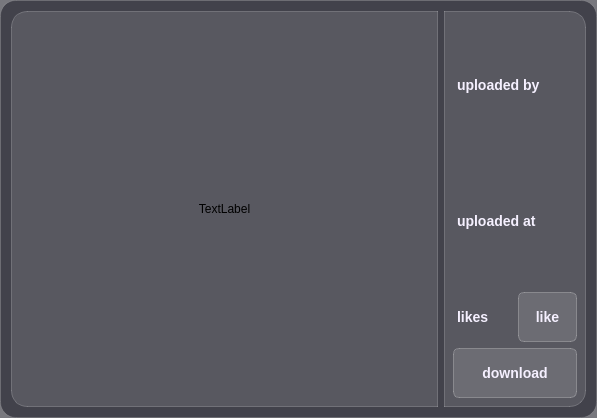
Qt form python_application/gui/ui_files/img_magnified_view.ui (MohammadIbraheem71/Image_filter_applicator) before a commit.
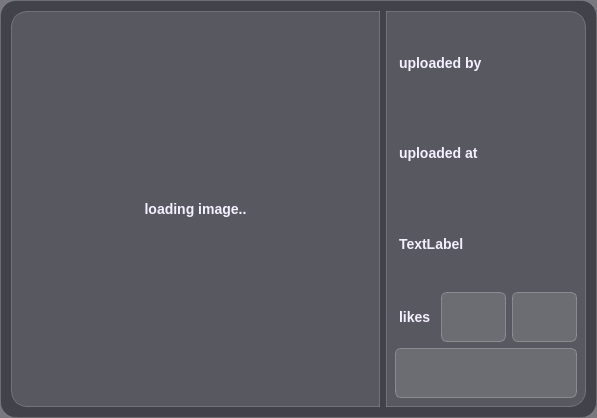
The same form after that commit. Icons and pictures are not drawn.

```diff
--- a/python_application/gui/ui_files/img_magnified_view.ui
+++ b/python_application/gui/ui_files/img_magnified_view.ui
@@ -75,9 +75,7 @@
 /* -----------------------------------------
    INFO LABELS
 ----------------------------------------- */
-QLabel#uploaded_by_lbl,
-QLabel#uploaded_at_lbl,
-QLabel#like_counter_lbl {
+QLabel {
     color: #F5F0FF;
     font-weight: 500;
     font-size: 14px;
@@ -87,7 +85,7 @@
 /* -----------------------------------------
    LIKE BUTTON
 ----------------------------------------- */
-QPushButton#like_btn {
+QPushButton {
     background-color: rgba(255, 255, 255, 0.12);
     color: #F5F0FF;
     border: 1px solid rgba(255, 255, 255, 0.25);
@@ -105,20 +103,6 @@
     box-shadow: 0 6px 16px rgba(180, 150, 220, 0.4);
 }
 
-/* -----------------------------------------
-   DOWNLOAD BUTTON
------------------------------------------ */
-QPushButton#download_btn {
-    background-color: rgba(255, 255, 255, 0.12);
-    color: #F5F0FF;
-    border: 1px solid rgba(255, 255, 255, 0.25);
-    border-radius: 6px;
-    padding: 6px 12px;
-    font-weight: 600;
-    font-size: 14px;
-    transition: all 0.2s ease;
-    min-height: 36px;
-}
 
 QPushButton#download_btn:hover {
     background-color: rgba(255, 255, 255, 0.2);
@@ -134,7 +118,7 @@
       <item>
        <widget class="QLabel" name="image_lbl">
         <property name="text">
-         <string>TextLabel</string>
+         <string>loading image..</string>
         </property>
         <property name="alignment">
          <set>Qt::AlignmentFlag::AlignCenter</set>
@@ -161,6 +145,13 @@
         </property>
        </widget>
       </item>
+      <item>
+       <widget class="QLabel" name="description_lbl">
+        <property name="text">
+         <string>TextLabel</string>
+        </property>
+       </widget>
+      </item>
       <item>
        <layout class="QHBoxLayout" name="horizontalLayout_2">
         <item>
@@ -170,6 +161,23 @@
           </property>
          </widget>
         </item>
+        <item>
+         <widget class="QPushButton" name="liked_btn">
+          <property name="text">
+           <string/>
+          </property>
+          <property name="icon">
+           <iconset resource="../resources.qrc">
+            <normaloff>:/icons/assets/heartred.png</normaloff>:/icons/assets/heartred.png</iconset>
+          </property>
+          <property name="iconSize">
+           <size>
+            <width>30</width>
+            <height>30</height>
+           </size>
+          </property>
+         </widget>
+        </item>
         <item>
          <widget class="QPushButton" name="like_btn">
           <property name="sizePolicy">
@@ -179,7 +187,17 @@
            </sizepolicy>
           </property>
           <property name="text">
-           <string>like</string>
+           <string/>
+          </property>
+          <property name="icon">
+           <iconset resource="../resources.qrc">
+            <normaloff>:/icons/assets/heart.png</normaloff>:/icons/assets/heart.png</iconset>
+          </property>
+          <property name="iconSize">
+           <size>
+            <width>30</width>
+            <height>30</height>
+           </size>
           </property>
          </widget>
         </item>
@@ -188,7 +206,17 @@
       <item>
        <widget class="QPushButton" name="download_btn">
         <property name="text">
-         <string>download</string>
+         <string/>
+        </property>
+        <property name="icon">
+         <iconset resource="../resources.qrc">
+          <normaloff>:/icons/assets/downloads.png</normaloff>:/icons/assets/downloads.png</iconset>
+        </property>
+        <property name="iconSize">
+         <size>
+          <width>30</width>
+          <height>30</height>
+         </size>
         </property>
        </widget>
       </item>
```
Left out of the diff: 11 changed lines with no effect on the pictures.
